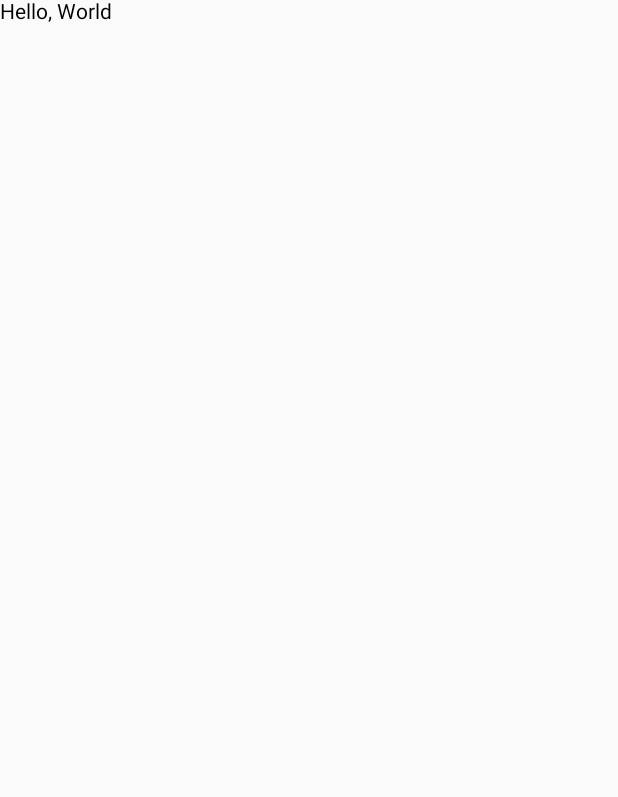
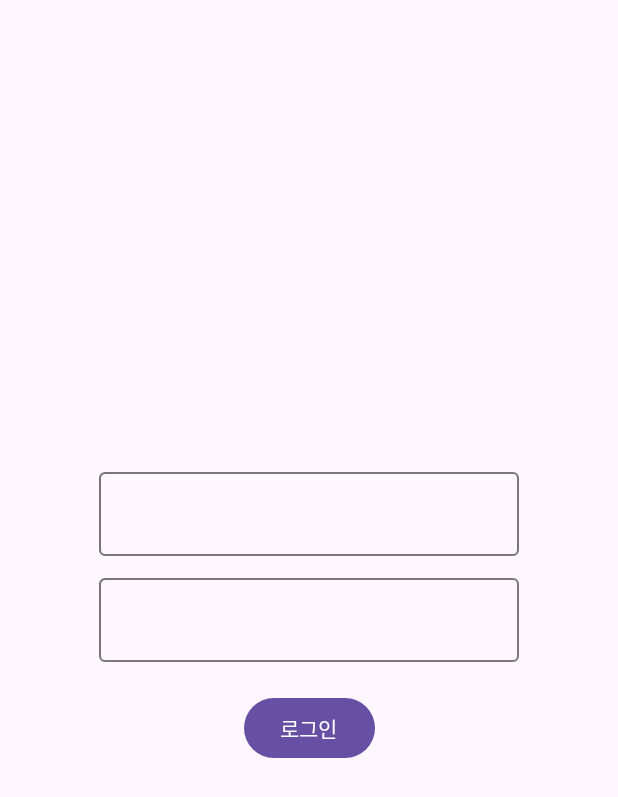
Before and after one commit to Code-Sync-Team/Blog-Android, an Android app built with Jetpack Compose: the screen it shows after launch (MainActivity), on a phone screen of 412 x 824 dp. Before the commit the part shown is almost empty. Shown: the top 797 px of the screen. Run offline under Robolectric (Android 15) with nearby library versions, the phone set to English and light mode, and no system bars.

Commit message:
feat: 로그인 UI 구현

```diff
--- /dev/null
+++ b/app/src/main/java/com/example/blog/ui/login/LoginScreen.kt
@@ -0,0 +1,80 @@
+package com.example.blog.ui.login
+
+import androidx.compose.foundation.layout.Arrangement
+import androidx.compose.foundation.layout.Column
+import androidx.compose.foundation.layout.Spacer
+import androidx.compose.foundation.layout.fillMaxSize
+import androidx.compose.foundation.layout.padding
+import androidx.compose.material3.Button
+import androidx.compose.material3.OutlinedTextField
+import androidx.compose.material3.Scaffold
+import androidx.compose.material3.Text
+import androidx.compose.runtime.Composable
+import androidx.compose.ui.Alignment
+import androidx.compose.ui.Modifier
+import androidx.compose.ui.res.stringResource
+import androidx.compose.ui.tooling.preview.Preview
+import androidx.compose.ui.unit.dp
+import com.example.blog.R
+
+@Composable
+fun LoginRoute(
+    modifier: Modifier = Modifier
+) {
+    LoginScreen(
+        modifier = modifier
+    )
+}
+
+@Composable
+private fun LoginScreen(
+    modifier: Modifier = Modifier
+) {
+    Scaffold(
+        modifier = modifier
+    ) { innerPadding ->
+        LoginContent(
+            modifier = Modifier
+                .fillMaxSize()
+                .padding(innerPadding)
+        )
+    }
+}
+
+@Composable
+fun LoginContent(
+    modifier: Modifier = Modifier
+) {
+    Column(
+        modifier = modifier,
+        verticalArrangement = Arrangement.Center,
+        horizontalAlignment = Alignment.CenterHorizontally
+    ) {
+
+        OutlinedTextField(
+            value = "",
+            onValueChange = {}
+        )
+
+        Spacer(modifier = Modifier.padding(7.dp))
+
+        OutlinedTextField(
+            value = "",
+            onValueChange = {}
+        )
+
+        Spacer(modifier = Modifier.padding(10.dp))
+
+        Button(onClick = { /*TODO*/ }) {
+            Text(
+                text = stringResource(id = R.string.login)
+            )
+        }
+    }
+}
+
+@Preview
+@Composable
+private fun LoginScreenPreview() {
+    LoginScreen()
+}
--- a/app/src/main/java/com/example/blog/ui/navigation/BlogNavHost.kt
+++ b/app/src/main/java/com/example/blog/ui/navigation/BlogNavHost.kt
@@ -13,10 +13,10 @@ fun BlogNavHost(
 
     NavHost(
         navController = navController,
-        startDestination = SIGNUP_ROUTE,
+        startDestination = LOGIN_ROUTE,
         modifier = modifier
     ) {
-        signUpScreen()
+        loginScreen()
     }
 
 }
--- a/app/src/main/java/com/example/blog/ui/navigation/BlogNavigation.kt
+++ b/app/src/main/java/com/example/blog/ui/navigation/LoginNavigation.kt
@@ -2,14 +2,14 @@ package com.example.blog.ui.navigation
 
 import androidx.navigation.NavGraphBuilder
 import androidx.navigation.compose.composable
-import com.example.blog.ui.signup.SignUpRoute
+import com.example.blog.ui.login.LoginRoute
 
-const val BLOG_ROUTE = "blog"
+const val LOGIN_ROUTE = "login"
 
-fun NavGraphBuilder.blogScreen() {
+fun NavGraphBuilder.loginScreen() {
     composable(
-        route = BLOG_ROUTE
+        route = LOGIN_ROUTE
     ) {
-        SignUpRoute()
+        LoginRoute()
     }
 }
--- a/app/src/main/res/values/strings.xml
+++ b/app/src/main/res/values/strings.xml
@@ -1,6 +1,7 @@
 <resources>
     <string name="app_name">Blog</string>
     <string name="title_activity_sign_up">SignUpActivity</string>
+    <string name="login">로그인</string>
     <string name="userNameLabel">UserName</string>
     <string name="emailLabel">Email</string>
     <string name="passwordLabel">Password</string>
```
